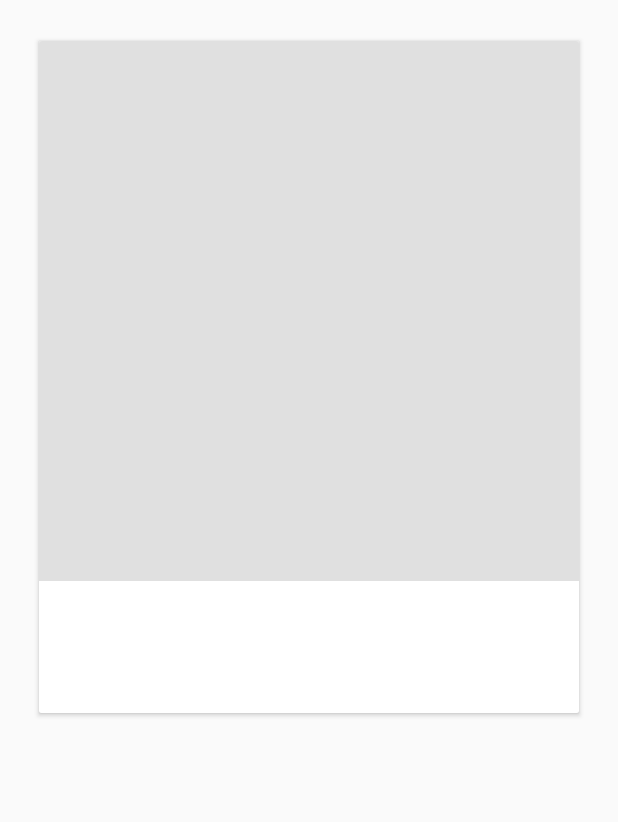
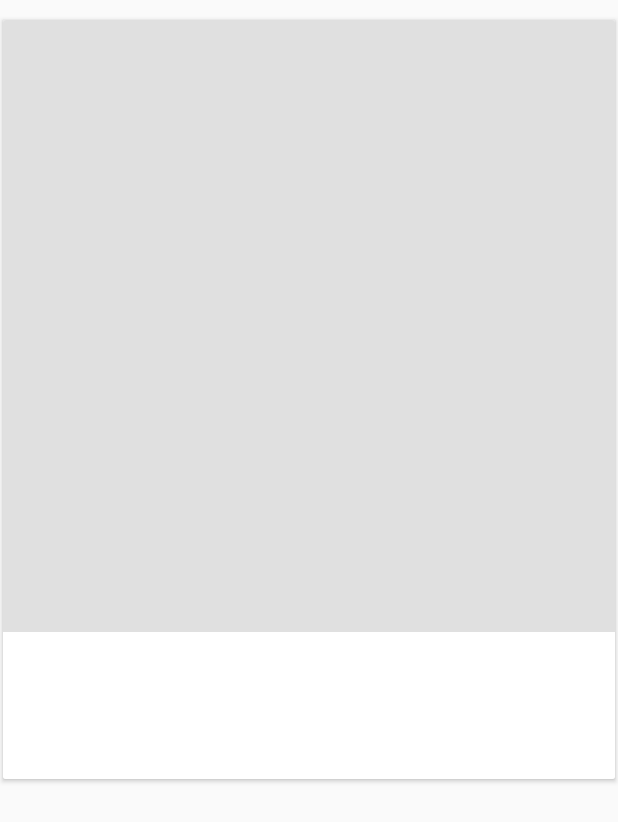
Before and after one commit to Tulseja/MaterialDesign_two, an Android app: the layout tinder_card.xml on its own in the app's theme, with its tools: preview values and no code run, on a phone screen of 412 x 824 dp. Shown: the top 822 px of the screen. Run offline under Robolectric (Android 15) with nearby library versions, the phone set to English and light mode, and no system bars.

Commit message:
UI Changes

```diff
--- a/DesignerSaree/app/src/main/java/com/wackydeveloper/designersaree/ui/TinderStackLayout.java
+++ b/DesignerSaree/app/src/main/java/com/wackydeveloper/designersaree/ui/TinderStackLayout.java
@@ -142,7 +142,7 @@ public class TinderStackLayout extends FrameLayout {
         int width = DisplayUtility.getScreenWidth(getContext());
         int height = DisplayUtility.getScreenHeight(getContext());
         int param = height +getActionBarHeight() ;
-        layoutParams = new ViewGroup.LayoutParams(width, param+70);
+        layoutParams = new ViewGroup.LayoutParams(width, height);
         addView(tc, 0, layoutParams);
 
         float scaleValue = 1 - (childCount/50.0f);
--- a/DesignerSaree/app/src/main/res/layout/tinder_card.xml
+++ b/DesignerSaree/app/src/main/res/layout/tinder_card.xml
@@ -5,12 +5,15 @@
     style="@style/CardViewStyle"
     android:layout_width="match_parent"
     android:layout_height="wrap_content"
-    android:layout_margin="24dp"
-    android:layout_gravity="top">
+    android:layout_gravity="top"
+    android:layout_marginTop="10dp"
+    >
 
     <FrameLayout
         android:layout_width="match_parent"
-        android:layout_height="wrap_content">
+        android:layout_height="wrap_content"
+
+        >
 
         <FrameLayout
             android:layout_width="match_parent"
@@ -20,7 +23,7 @@
                 android:id="@+id/iv"
                 android:layout_width="wrap_content"
                 android:layout_height="wrap_content"
-                android:layout_marginBottom="88dp"
+                android:layout_marginBottom="98dp"
                 android:scaleType="centerCrop"
                 app:heightRatio="1.0"
                 android:background="@color/grey_300"/>
```
